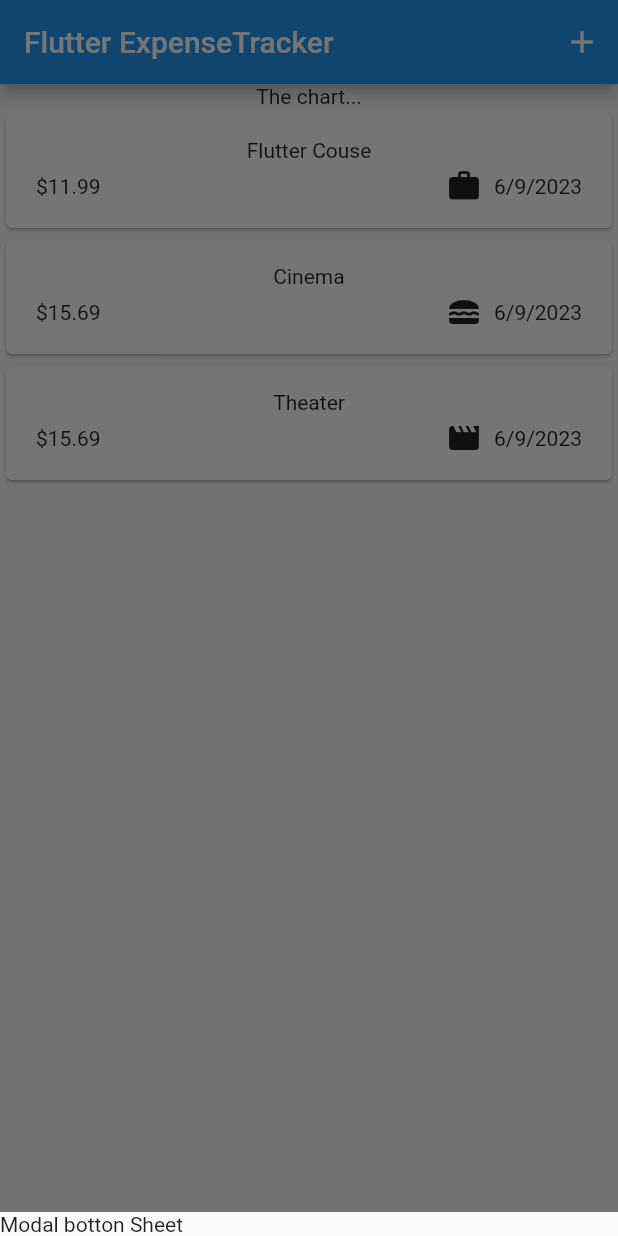
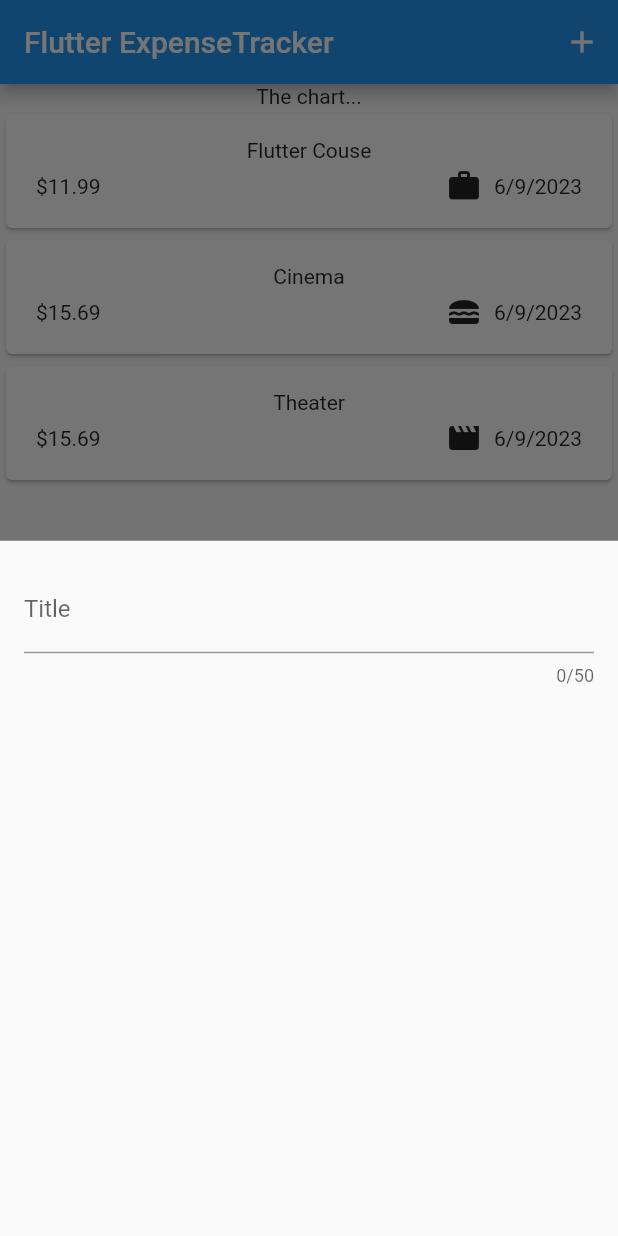
Before and after one commit to kelvinalmeida/Flutter_expense_tracker, a Flutter app: the screen it shows after launch, after a tap on the "add" icon, on a phone screen of 412 x 824 dp. Run offline on Flutter 3.47's test engine with Material 2 defaults, Android fonts, the phone set to English and light mode, and no system bars.

Commit message:
adding content in New_Expense

```diff
--- a/lib/widgets/expenses.dart
+++ b/lib/widgets/expenses.dart
@@ -1,5 +1,6 @@
 import 'package:expense_tracker/widgets/expenses/expenses_list.dart';
 import 'package:expense_tracker/models/expense.dart';
+import 'package:expense_tracker/widgets/new_expense.dart';
 import 'package:flutter/material.dart';
 
 class Expenses extends StatefulWidget {
@@ -35,7 +36,7 @@ class _ExpensesState extends State<Expenses> {
   void _openAllExpenseOverlay() {
     showModalBottomSheet(
       context: context,
-      builder: (ctx) => const Text('Modal botton Sheet'),
+      builder: (ctx) => const NewExpense(),
     );
   }
 
--- /dev/null
+++ b/lib/widgets/new_expense.dart
@@ -0,0 +1,29 @@
+import 'package:flutter/material.dart';
+
+class NewExpense extends StatefulWidget {
+  const NewExpense({super.key});
+
+  @override
+  State<StatefulWidget> createState() {
+    return _NewExpenseState();
+  }
+}
+
+class _NewExpenseState extends State<NewExpense> {
+  @override
+  Widget build(BuildContext context) {
+    return const Padding(
+      padding: EdgeInsets.all(16),
+      child: Column(
+        children: [
+          TextField(
+            maxLength: 50,
+            decoration: InputDecoration(
+              label: Text('Title'),
+            ),
+          )
+        ],
+      ),
+    );
+  }
+}
```
Also changed, not shown: pubspec.lock.
